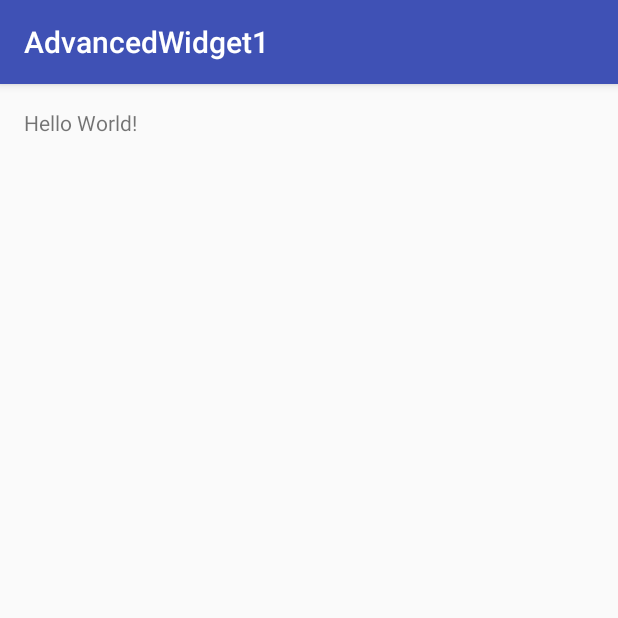
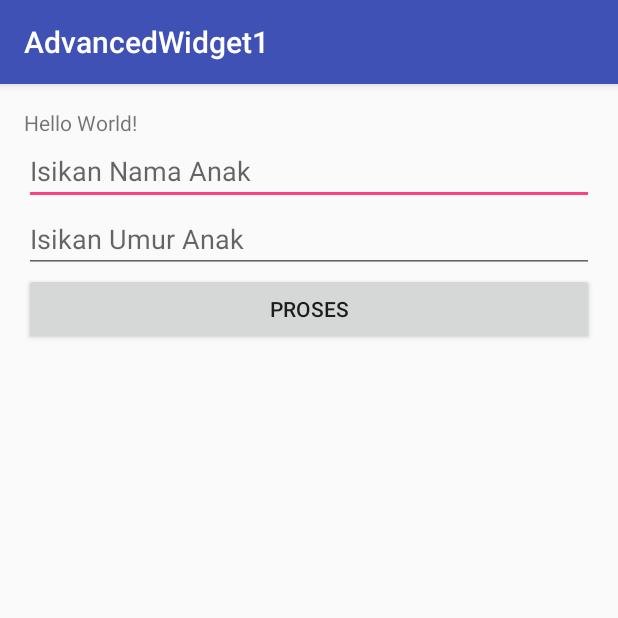
Before and after one commit to danisungkar/AdvancedWidget1, an Android app: the screen it shows after launch (MainActivity), on a phone screen of 412 x 824 dp, the top half of it. Run offline under Robolectric (Android 15) with nearby library versions, the phone set to English and light mode, and no system bars.

Commit message:
Widget Programming Part 1

```diff
--- a/app/src/main/java/id/sch/smktelkom_mlg/learn/advancedwidget1/MainActivity.java
+++ b/app/src/main/java/id/sch/smktelkom_mlg/learn/advancedwidget1/MainActivity.java
@@ -2,6 +2,12 @@ package id.sch.smktelkom_mlg.learn.advancedwidget1;
 
 import android.os.Bundle;
 import android.support.v7.app.AppCompatActivity;
+import android.text.InputType;
+import android.view.View;
+import android.widget.Button;
+import android.widget.EditText;
+import android.widget.LinearLayout;
+import android.widget.TextView;
 
 public class MainActivity extends AppCompatActivity {
 
@@ -9,5 +15,32 @@ public class MainActivity extends AppCompatActivity {
     protected void onCreate(Bundle savedInstanceState) {
         super.onCreate(savedInstanceState);
         setContentView(R.layout.activity_main);
+        LinearLayout llMain = (LinearLayout) findViewById(R.id.linearLayoutMain);
+
+        final EditText etNama = new EditText(this);
+        llMain.addView(etNama);
+        etNama.setHint("Isikan Nama Anak");
+
+        final EditText etUmur = new EditText(this);
+        llMain.addView(etUmur);
+        etUmur.setHint("Isikan Umur Anak");
+        etUmur.setInputType(InputType.TYPE_CLASS_NUMBER);
+
+        Button bProses = new Button(this);
+        bProses.setText("Proses");
+        llMain.addView(bProses);
+        final TextView tvHasil = new TextView(this);
+        llMain.addView(tvHasil);
+
+        bProses.setOnClickListener(new View.OnClickListener() {
+            @Override
+            public void onClick(View view) {
+                String nama = etNama.getText().toString();
+                String umur = etUmur.getText().toString();
+
+                tvHasil.setText(nama + " umur " + umur + " tahun ");
+            }
+        });
+
     }
 }
--- a/app/src/main/res/layout/activity_main.xml
+++ b/app/src/main/res/layout/activity_main.xml
@@ -1,7 +1,7 @@
 <?xml version="1.0" encoding="utf-8"?>
 <LinearLayout xmlns:android="http://schemas.android.com/apk/res/android"
     xmlns:tools="http://schemas.android.com/tools"
-    android:id="@+id/activity_main"
+    android:id="@+id/linearLayoutMain"
     android:layout_width="match_parent"
     android:layout_height="match_parent"
     android:orientation="vertical"
```
